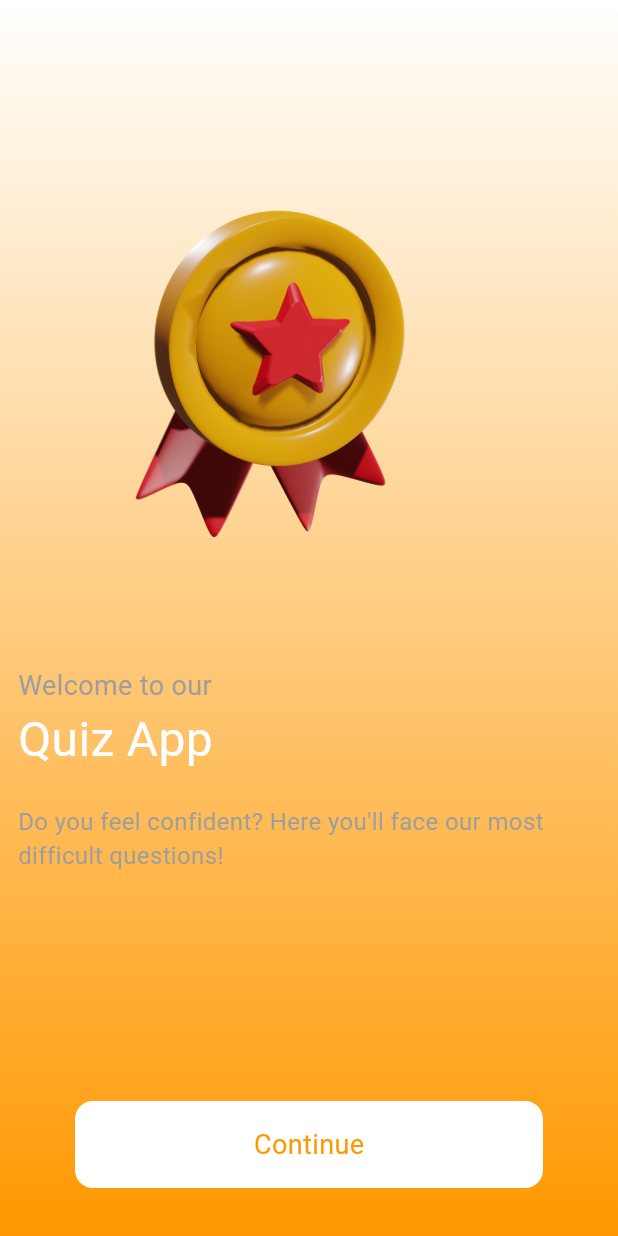
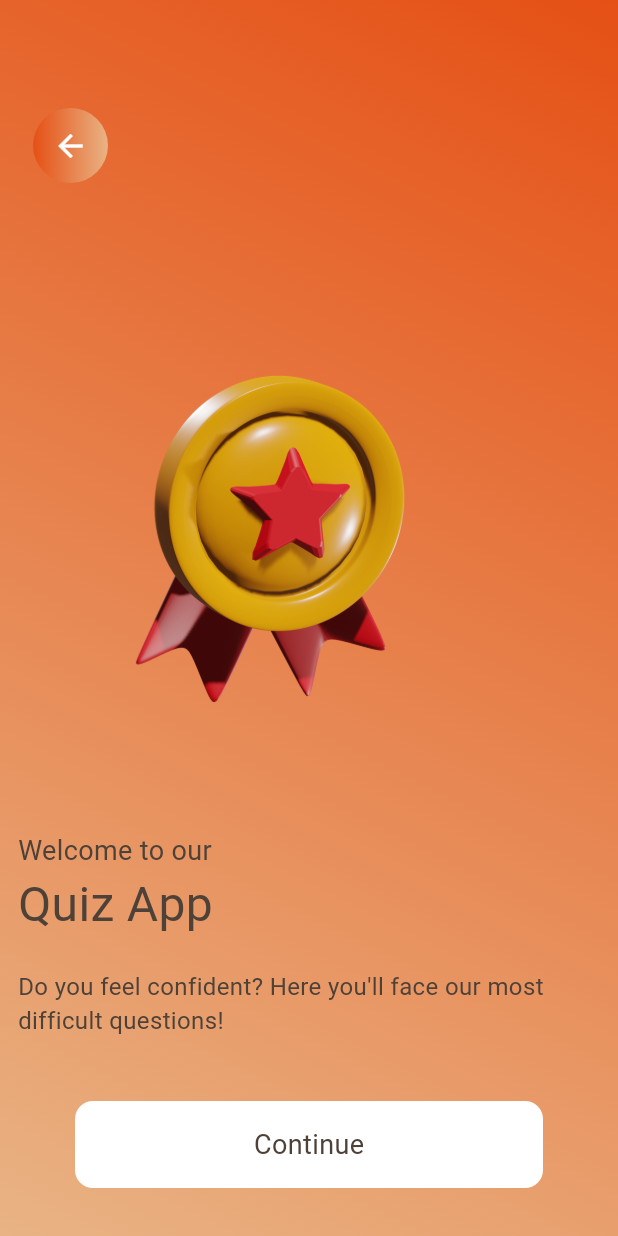
Before and after one commit to techhub-community/csoc_app, a Flutter app: the QuizApp screen opened directly, on a phone screen of 412 x 824 dp. Run offline on Flutter 3.47's test engine with Material 2 defaults, Android fonts, the phone set to English and light mode, and no system bars; our stand-ins replace bloc, flutter_bloc, flutter_staggered_animations, fluttertoast; Roboto replaces fonts that are missing (quick_bold, quick_semi).

Commit message:
quiz section and basic refactoring

```diff
--- a/lib/constants.dart
+++ b/lib/constants.dart
@@ -2,4 +2,10 @@ import 'package:flutter/material.dart';
 
 Color bgColor = const Color(0xffFEF8F4);
 Color darkColor = const Color(0xffE9B384);
+
+Color appBarColor = const Color(0xffeb5d1e);
+const Color logoColor = Color(0xff4e4138);
+Color gradientColor = const Color.fromARGB(255, 229, 80, 21);
+Color cardColor = const Color(0xffF1885F);
+
 // Color lightColor = Color()
--- a/lib/csoc/presentation/pages/assignment/assignment_details.dart
+++ b/lib/csoc/presentation/pages/assignment/assignment_details.dart
@@ -30,8 +30,8 @@ class _AssignmentDetailsPageState extends State<AssignmentDetailsPage> {
     return Scaffold(
       backgroundColor: bgColor,
       appBar: AppBar(
-        backgroundColor: darkColor,
-        title:const Text("Assignment Details"),
+        backgroundColor: appBarColor,
+        title: const Text("Assignment Details"),
       ),
       body: Padding(
         padding: const EdgeInsets.all(16.0),
--- a/lib/csoc/presentation/pages/assignment/assignment_page.dart
+++ b/lib/csoc/presentation/pages/assignment/assignment_page.dart
@@ -69,7 +69,7 @@ class _AssignmentPageState extends State<AssignmentPage> {
                         margin: EdgeInsets.only(bottom: _w / 20),
                         height: _w / 4,
                         decoration: BoxDecoration(
-                          color: Color(0xffF1885F),
+                          color:  cardColor,
                           borderRadius: BorderRadius.all(Radius.circular(20)),
                           boxShadow: [
                             BoxShadow(
--- a/lib/csoc/presentation/pages/quiz_section/quiz.dart
+++ b/lib/csoc/presentation/pages/quiz_section/quiz.dart
@@ -1,7 +1,9 @@
+import 'package:csoc/constants.dart';
 import 'package:csoc/csoc/presentation/pages/quiz_section/quiz_screen.dart';
 import 'package:flutter/cupertino.dart';
 import 'package:flutter/material.dart';
 
+import '../../widgets/custom_back_button.dart';
 import 'const/text_style.dart';
 
 class QuizApp extends StatelessWidget {
@@ -16,23 +18,31 @@ class QuizApp extends StatelessWidget {
         width: double.infinity,
         height: double.infinity,
         padding: const EdgeInsets.all(12),
-        decoration: const BoxDecoration(
+        decoration: BoxDecoration(
             gradient: LinearGradient(
-                begin: Alignment.topCenter,
-                end: Alignment.bottomCenter,
-                colors: [Colors.white, Colors.orange])),
+                begin: Alignment.topRight,
+                end: Alignment.bottomLeft,
+                colors: [gradientColor, darkColor])),
         child: Column(
           crossAxisAlignment: CrossAxisAlignment.start,
           children: [
+            Padding(
+              padding: const EdgeInsets.only(top: 60, left: 10),
+              child: Align(
+                  alignment: Alignment.centerLeft,
+                  child: GestureDetector(
+                      onTap: () => Navigator.pop(context),
+                      child: CustomBackButton())),
+            ),
             SizedBox(height: size.height * 0.1),
             Image.asset("images/badge2.png",
                 width: size.width * 0.8, height: size.height * 0.4),
             const SizedBox(height: 20),
-            normalText(color: Colors.grey, size: 18, text: "Welcome to our"),
-            headingText(color: Colors.white, size: 32, text: "Quiz App"),
+            normalText(color: logoColor, size: 18, text: "Welcome to our"),
+            headingText(color: logoColor, size: 32, text: "Quiz App"),
             const SizedBox(height: 20),
             normalText(
-                color: Colors.grey,
+                color: logoColor,
                 size: 16,
                 text:
                     "Do you feel confident? Here you'll face our most difficult questions!"),
@@ -55,8 +65,8 @@ class QuizApp extends StatelessWidget {
                     color: Colors.white,
                     borderRadius: BorderRadius.circular(12),
                   ),
-                  child: headingText(
-                      color: Colors.orange, size: 18, text: "Continue"),
+                  child:
+                      headingText(color: logoColor, size: 18, text: "Continue"),
                 ),
               ),
             )
--- /dev/null
+++ b/lib/csoc/presentation/widgets/custom_back_button.dart
@@ -0,0 +1,22 @@
+import 'package:csoc/constants.dart';
+import 'package:flutter/material.dart';
+
+class CustomBackButton extends StatelessWidget {
+  const CustomBackButton({Key? key}) : super(key: key);
+
+  @override
+  Widget build(BuildContext context) {
+    return Container(
+      height: 50,
+      width: 50,
+      decoration: BoxDecoration(
+        borderRadius: BorderRadius.circular(90),
+        gradient: LinearGradient(colors: [
+          gradientColor,
+          darkColor,
+        ]),
+      ),
+      child: Icon(color: Colors.white, Icons.arrow_back),
+    );
+  }
+}
--- a/lib/csoc/profile_page/profile_page.dart
+++ b/lib/csoc/profile_page/profile_page.dart
@@ -1,3 +1,4 @@
+import 'package:csoc/constants.dart';
 import 'package:flutter/material.dart';
 
 class ProfilePage extends StatelessWidget {
@@ -20,7 +21,7 @@ class ProfilePage extends StatelessWidget {
     return Scaffold(
       appBar: AppBar(
         title: Text('Profile Page'),
-        backgroundColor: Color(0xffE9B384).withOpacity(0.7),
+        backgroundColor: appBarColor,
       ),
       body: Container(
         color: Colors.white,
--- a/lib/main.dart
+++ b/lib/main.dart
@@ -34,7 +34,7 @@ class Csoc extends StatelessWidget {
           colorScheme: ColorScheme.fromSeed(seedColor: Colors.deepPurple),
           useMaterial3: true, //todo: 1) change the theme
         ),
-        home: QuizApp(),
+        home: LoginPage(),
         //initialRoute:DashboardPage.id,
         routes: {
           DashboardPage.id: (context) => const DashboardPage(),
```
Also changed, not shown: lib/csoc/presentation/pages/AuthScreens/forgot_password.dart (+15 -24 lines), lib/csoc/presentation/pages/AuthScreens/login_page.dart (+4 -5 lines), lib/csoc/presentation/pages/dashboard/dashboard_page.dart (+10 -0 lines), lib/csoc/presentation/pages/quiz_section/quiz_screen.dart (+21 -14 lines), lib/csoc/presentation/pages/quiz_section/resultscreen.dart (+40 -20 lines), lib/csoc/resources/resources.dart (+4 -3 lines). Lines whose indentation alone changed are shown as unchanged.
